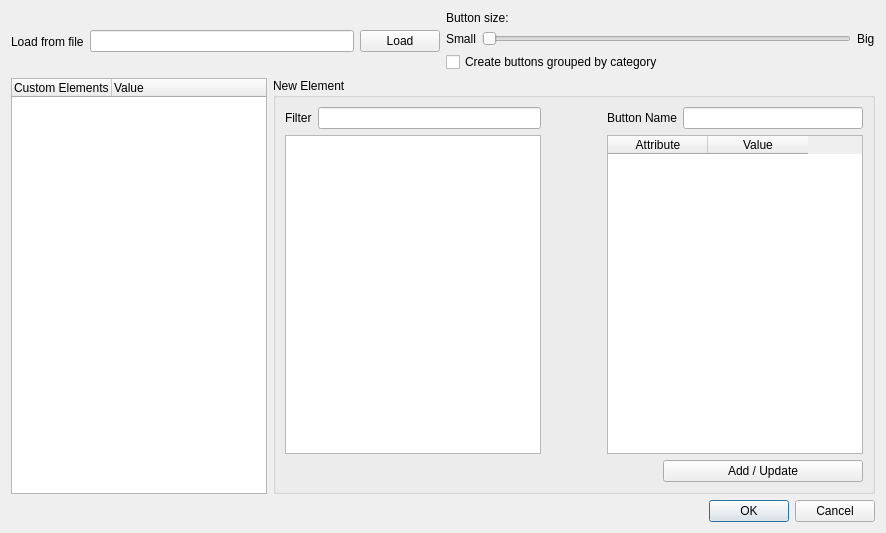
The window that ProductionTools/FieldToolBox/field_setup.ui (dsgoficial/DsgTools) describes before a commit, drawn with Qt 5.
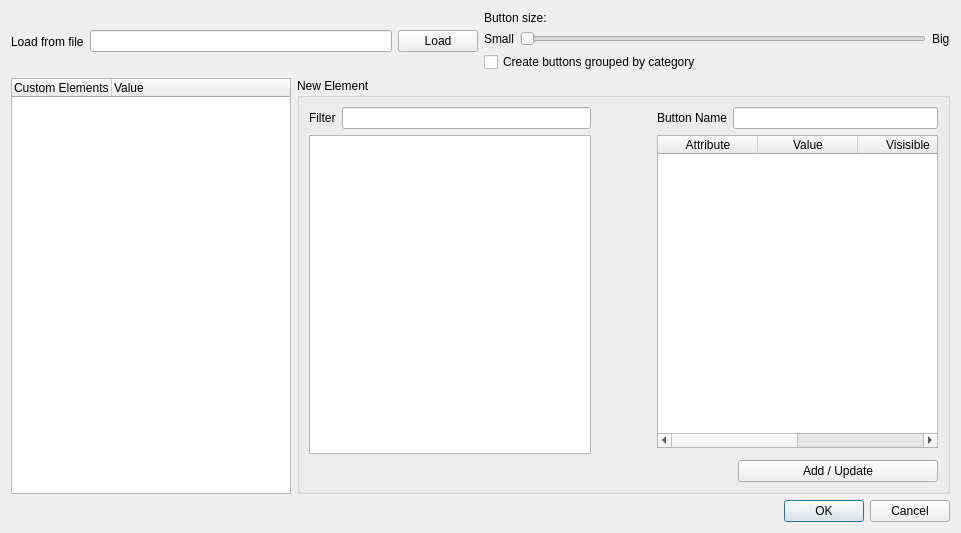
The same window after the commit. Custom widgets are drawn as their Qt base class.

Commit message: custom buttons first commit

Patch:
```diff
--- a/ProductionTools/FieldToolBox/field_setup.ui
+++ b/ProductionTools/FieldToolBox/field_setup.ui
@@ -6,7 +6,7 @@
    <rect>
     <x>0</x>
     <y>0</y>
-    <width>882</width>
+    <width>961</width>
     <height>533</height>
    </rect>
   </property>
@@ -154,12 +154,25 @@
                </widget>
               </item>
               <item>
-               <widget class="QLineEdit" name="filterEdit"/>
+               <widget class="QLineEdit" name="filterEdit">
+                <property name="sizePolicy">
+                 <sizepolicy hsizetype="MinimumExpanding" vsizetype="Fixed">
+                  <horstretch>0</horstretch>
+                  <verstretch>0</verstretch>
+                 </sizepolicy>
+                </property>
+               </widget>
               </item>
              </layout>
             </item>
             <item>
              <widget class="QListWidget" name="classListWidget">
+              <property name="sizePolicy">
+               <sizepolicy hsizetype="MinimumExpanding" vsizetype="Expanding">
+                <horstretch>0</horstretch>
+                <verstretch>0</verstretch>
+               </sizepolicy>
+              </property>
               <property name="maximumSize">
                <size>
                 <width>16777215</width>
@@ -214,8 +227,21 @@
                 <string>Value</string>
                </property>
               </column>
+              <column>
+               <property name="text">
+                <string>Visisible</string>
+               </property>
+              </column>
+              <column>
+               <property name="text">
+                <string>Black Listed</string>
+               </property>
+              </column>
              </widget>
             </item>
+            <item>
+             <widget class="ButtonPropWidget" name="buttonPropWidget" native="true"/>
+            </item>
            </layout>
           </item>
          </layout>
@@ -243,6 +269,14 @@
    </item>
   </layout>
  </widget>
+ <customwidgets>
+  <customwidget>
+   <class>ButtonPropWidget</class>
+   <extends>QWidget</extends>
+   <header>DsgTools.CustomWidgets.buttonPropWidget.h</header>
+   <container>1</container>
+  </customwidget>
+ </customwidgets>
  <resources/>
  <connections>
   <connection>
```
The commit also changes 2 other files.
